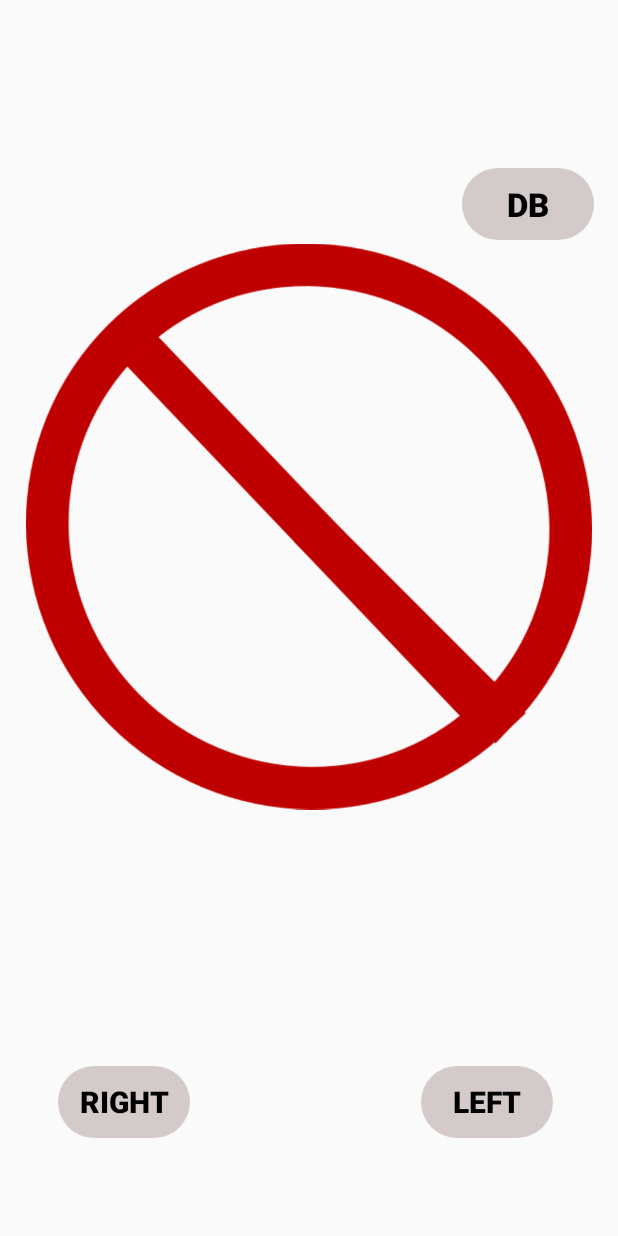
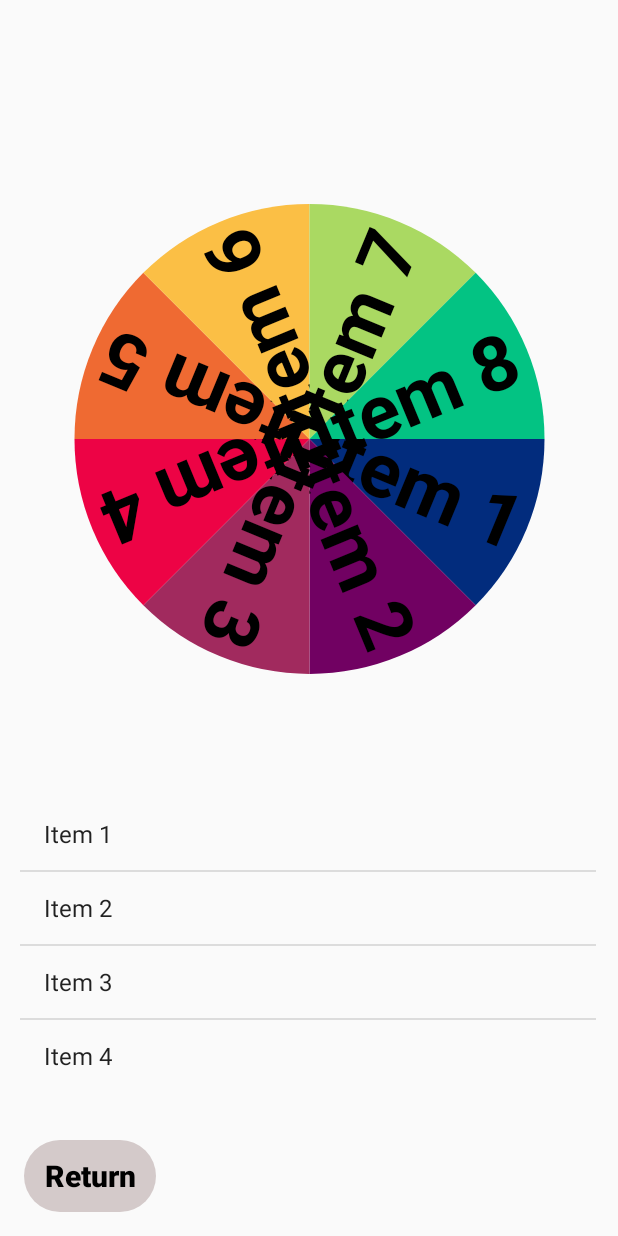
Before and after one commit to DevYouriD/WheelOfDespair, an Android app built with Jetpack Compose: the screen it shows after launch (MainActivity before the commit, WheelActivity after it), on a phone screen of 412 x 824 dp. Run offline under Robolectric (Android 15) with nearby library versions, the phone set to English and light mode, and no system bars.

Commit message:
Added text in wheel - changed animation - made color dynamic

```diff
--- a/app/src/main/java/com/example/wheelofdespair/views/MainActivity.kt
+++ b/app/src/main/java/com/example/wheelofdespair/views/MainActivity.kt
@@ -7,55 +7,28 @@ import com.example.wheelofdespair.R
 import android.widget.ImageView
 import android.widget.Button
 import android.os.Bundle
-import com.example.wheelofdespair.sqlite.SqliteActivity
 
 class MainActivity : AppCompatActivity() {
-    private lateinit var clockWiseButton: Button
-    private lateinit var counterClockWiseButton: Button
     private lateinit var openDbPageButton: Button
+    private lateinit var openTestPageButton: Button
     private lateinit var image: ImageView
 
     override fun onCreate(savedInstanceState: Bundle?) {
         super.onCreate(savedInstanceState)
         setContentView(R.layout.activity_main)
 
-        clockWiseButton = findViewById(R.id.clk_rotate_button)
-        counterClockWiseButton = findViewById(R.id.anticlk_rotate_button)
         openDbPageButton = findViewById(R.id.openDbPageButton)
+        openTestPageButton = findViewById(R.id.openTestPageButton)
         image = findViewById(R.id.imageView)
-
-        // Rotate clockwise
-        clockWiseButton.setOnClickListener()
-        {
-            val rotateClockWise = AnimationUtils.loadAnimation(
-                this,
-                R.anim.rotate_clockwise
-            )
-            image.startAnimation(rotateClockWise)
-        }
-
-        // Rotate counter clockwise
-        counterClockWiseButton.setOnClickListener()
-        {
-            val rotateCounterClockWise = AnimationUtils.loadAnimation(
-                this,
-                R.anim.rotate_counterclockwise
-            )
-            image.startAnimation(rotateCounterClockWise)
-        }
-
-        image.setOnClickListener()
-        {
-            val rotateClockWise = AnimationUtils.loadAnimation(
-                this,
-                R.anim.rotate_clockwise
-            )
-            image.startAnimation(rotateClockWise)
-        }
 
         openDbPageButton.setOnClickListener {
             val intent = Intent(this, SqliteActivity::class.java)
             startActivity(intent)
         }
+
+        openTestPageButton.setOnClickListener {
+            val intent = Intent(this, WheelActivity::class.java)
+            startActivity(intent)
+        }
     }
 }
--- a/app/src/main/java/com/example/wheelofdespair/sqlite/SqliteActivity.kt
+++ b/app/src/main/java/com/example/wheelofdespair/views/SqliteActivity.kt
@@ -1,4 +1,4 @@
-package com.example.wheelofdespair.sqlite
+package com.example.wheelofdespair.views
 
 import android.content.Intent
 import android.os.Bundle
@@ -9,7 +9,8 @@ import android.widget.ListView
 import android.widget.Toast
 import androidx.appcompat.app.AppCompatActivity
 import com.example.wheelofdespair.R
-import com.example.wheelofdespair.views.MainActivity
+import com.example.wheelofdespair.sqlite.DataBaseHelper
+import com.example.wheelofdespair.sqlite.UserModel
 
 class SqliteActivity : AppCompatActivity() {
 
@@ -41,8 +42,7 @@ class SqliteActivity : AppCompatActivity() {
         btn_add.setOnClickListener {
             try {
                 userModel = UserModel(-1, et_name.text.toString(), et_password.text.toString().toString())
-                val success: Boolean = dataBaseHelper.addUser(userModel)
-                // Toast.makeText(this@SqliteActivity, "Success = $success", Toast.LENGTH_SHORT).show()
+                dataBaseHelper.addUser(userModel)
             } catch (e: Exception) {
                 Toast.makeText(this@SqliteActivity, "Invalid format, please fill in all fields", Toast.LENGTH_SHORT).show()
             }
@@ -65,7 +65,6 @@ class SqliteActivity : AppCompatActivity() {
             val selectedUser = parent.getItemAtPosition(position) as UserModel
             dataBaseHelper.deleteUser(selectedUser)
             updateListView(dataBaseHelper)
-            // Toast.makeText(this@SqliteActivity, "Deleted $selectedUser", Toast.LENGTH_SHORT).show()
         }
     }
     private fun updateListView(dataBaseHelper: DataBaseHelper) {
--- /dev/null
+++ b/app/src/main/java/com/example/wheelofdespair/views/WheelActivity.kt
@@ -0,0 +1,85 @@
+package com.example.wheelofdespair.views
+
+import android.content.Intent
+import android.os.Bundle
+import android.view.View
+import android.view.animation.Animation
+import android.view.animation.RotateAnimation
+import android.widget.ArrayAdapter
+import android.widget.Button
+import android.widget.ListView
+import androidx.appcompat.app.AppCompatActivity
+import com.example.wheelofdespair.R
+import com.example.wheelofdespair.wheel.WheelHelper
+
+class WheelActivity : AppCompatActivity() {
+
+    private lateinit var returnToHomePageButton: Button
+    private lateinit var itemList: ListView
+    private lateinit var wheelHelper: WheelHelper
+
+    override fun onCreate(savedInstanceState: Bundle?) {
+        super.onCreate(savedInstanceState)
+        setContentView(R.layout.activity_test)
+
+        returnToHomePageButton = findViewById(R.id.returnToHomePageButton)
+        itemList = findViewById(R.id.lv_userList)
+        wheelHelper = findViewById(R.id.pieChartView)
+
+        // TODO: Replace prefilled list with user input list
+        val data = arrayOf(
+            "Item 1", "Item 2", "Item 3", "Item 4",
+            "Item 5", "Item 6", "Item 7", "Item 8",
+//            "Item 9", "Item 10", "Item 11", "Item 12"
+        )
+        val adapter = ArrayAdapter(this, android.R.layout.simple_list_item_1, data)
+        itemList.adapter = adapter
+
+        val colors = intArrayOf(
+            getColor(R.color.wheelColor1),
+            getColor(R.color.wheelColor2),
+            getColor(R.color.wheelColor3),
+            getColor(R.color.wheelColor4),
+            getColor(R.color.wheelColor5),
+            getColor(R.color.wheelColor6),
+            getColor(R.color.wheelColor7),
+            getColor(R.color.wheelColor8),
+            getColor(R.color.wheelColor9),
+            getColor(R.color.wheelColor10),
+            getColor(R.color.wheelColor11),
+            getColor(R.color.wheelColor12)
+        )
+
+        wheelHelper.setItemsAndColors(data.size, colors.reversedArray(), data)
+
+        var fromDegrees = 0f
+        var randomToDegrees = (1080..1800).random().toFloat()
+        wheelHelper.setOnClickListener()
+        {
+            println("FROM DEGREES: " + fromDegrees + " TO DEGREES: " + randomToDegrees + "\nDIFFERENCE EQUALS: " + (randomToDegrees - fromDegrees))
+            playRotateAnimation(wheelHelper, fromDegrees, randomToDegrees)
+            fromDegrees = randomToDegrees
+            randomToDegrees += (1080..1800).random().toFloat()
+        }
+
+        returnToHomePageButton.setOnClickListener {
+            val intent = Intent(this, MainActivity::class.java)
+            startActivity(intent)
+        }
+    }
+
+    private fun playRotateAnimation(view: View, fromDegrees: Float, randomToDegrees: Float) {
+        val animation = RotateAnimation(
+            fromDegrees,
+            randomToDegrees,
+            Animation.RELATIVE_TO_SELF,
+            0.5f,
+            Animation.RELATIVE_TO_SELF,
+            0.5f
+        )
+
+        animation.duration = 2500
+        animation.fillAfter = true
+        view.startAnimation(animation)
+    }
+}
--- /dev/null
+++ b/app/src/main/java/com/example/wheelofdespair/wheel/WheelHelper.kt
@@ -0,0 +1,112 @@
+package com.example.wheelofdespair.wheel
+
+import android.content.Context
+import android.graphics.Canvas
+import android.graphics.Color
+import android.graphics.Paint
+import android.graphics.Rect
+import android.graphics.Typeface
+import android.util.AttributeSet
+import android.view.View
+import kotlin.math.cos
+import kotlin.math.sin
+
+class WheelHelper @JvmOverloads constructor(
+    context: Context,
+    attrs: AttributeSet? = null,
+    defStyleAttr: Int = 0
+) : View(context, attrs, defStyleAttr) {
+
+    private val paint: Paint = Paint()
+    private var numberOfItems: Int = 0
+    private var colors: IntArray = intArrayOf()
+    private var data: Array<String> = emptyArray()
+    private var textBounds = Rect()
+
+    fun setItemsAndColors(items: Int, colors: IntArray, data: Array<String>) {
+        numberOfItems = items
+        this.colors = colors
+        this.data = data
+        invalidate()
+    }
+
+    private val textPaint: Paint = Paint().apply {
+        color = Color.BLACK
+        textAlign = Paint.Align.CENTER
+        typeface = Typeface.create(Typeface.DEFAULT, Typeface.BOLD)
+        isAntiAlias = true
+    }
+
+    override fun onDraw(canvas: Canvas) {
+        super.onDraw(canvas)
+
+        val centerX = width / 2f
+        val centerY = height / 2f
+        val radius = (width.coerceAtMost(height) / 2f) - 20
+
+        if (numberOfItems > 0) {
+            val angle = 360f / numberOfItems
+            var counter = 0
+            for (i in 0 until numberOfItems) {
+                // Draw circle
+                if (counter < numberOfItems) {
+                    paint.color = colors[i]
+                    counter++
+                }else {
+                    counter = 0
+                    paint.color = colors[i]
+                }
+
+                canvas.drawArc(
+                    centerX - radius,
+                    centerY - radius,
+                    centerX + radius,
+                    centerY + radius,
+                    i * angle,
+                    angle,
+                    true,
+                    paint
+                )
+
+                // Draw the text
+                val distanceToCenter = 0.93
+                val textRotation = i * angle + angle / 2.0
+
+                // Text size based on number of items
+                val textSize = calculateTextSize(numberOfItems)
+
+                textPaint.textSize = textSize
+
+                val text = data[i]
+                textPaint.getTextBounds(text, 0, text.length, textBounds)
+
+                val textX = centerX + (radius * distanceToCenter) * cos(Math.toRadians(textRotation)) - textBounds.width() / 2
+                val textY = centerY + (radius * distanceToCenter) * sin(Math.toRadians(textRotation)) + textBounds.height() / 2
+
+                canvas.save()
+                canvas.rotate(textRotation.toFloat(),
+                    (textX + textBounds.width() / 2).toFloat(), (textY - textBounds.height() / 2).toFloat()
+                )
+                canvas.drawText(text, textX.toFloat(), textY.toFloat(), textPaint)
+                canvas.restore()
+            }
+        }
+    }
+
+    private fun calculateTextSize(numberOfItems: Int): Float {
+        val baseTextSize = 80f
+        val multiplier = 0.5f
+
+        var textSize = baseTextSize - numberOfItems * multiplier
+
+        // Min
+        val minTextSize = 50f
+        textSize = maxOf(textSize, minTextSize)
+
+        // Max
+        val maxTextSize = 100f
+        textSize = minOf(textSize, maxTextSize)
+
+        return textSize
+    }
+}
--- a/app/src/main/res/layout/activity_main.xml
+++ b/app/src/main/res/layout/activity_main.xml
@@ -18,40 +18,6 @@
         app:srcCompat="@drawable/logo" />
 
     <Button
-        android:id="@+id/clk_rotate_button"
-        android:layout_width="wrap_content"
-        android:layout_height="wrap_content"
-        android:background="@drawable/rounded_corner"
-        android:backgroundTint="#D4CACA"
-        android:text="Right"
-        android:textColor="@color/black"
-        android:textSize="20sp"
-        android:textStyle="bold"
-        app:layout_constraintBottom_toBottomOf="parent"
-        app:layout_constraintEnd_toEndOf="parent"
-        app:layout_constraintHorizontal_bias="0.12"
-        app:layout_constraintStart_toStartOf="parent"
-        app:layout_constraintTop_toBottomOf="@+id/imageView"
-        app:layout_constraintVertical_bias="0.7" />
-
-    <Button
-        android:id="@+id/anticlk_rotate_button"
-        android:layout_width="wrap_content"
-        android:layout_height="wrap_content"
-        android:background="@drawable/rounded_corner"
-        android:backgroundTint="#D4CACA"
-        android:text="Left"
-        android:textColor="@color/black"
-        android:textSize="20sp"
-        android:textStyle="bold"
-        app:layout_constraintBottom_toBottomOf="parent"
-        app:layout_constraintEnd_toEndOf="parent"
-        app:layout_constraintHorizontal_bias="0.78"
-        app:layout_constraintStart_toEndOf="@+id/clk_rotate_button"
-        app:layout_constraintTop_toBottomOf="@+id/imageView"
-        app:layout_constraintVertical_bias="0.7" />
-
-    <Button
         android:id="@+id/openDbPageButton"
         android:layout_width="wrap_content"
         android:layout_height="wrap_content"
@@ -68,4 +34,21 @@
         app:layout_constraintHorizontal_bias="0.95"
         app:layout_constraintStart_toStartOf="parent" />
 
+    <Button
+        android:id="@+id/openTestPageButton"
+        android:layout_width="wrap_content"
+        android:layout_height="wrap_content"
+        android:layout_marginBottom="664dp"
+        android:background="@drawable/rounded_corner"
+        android:backgroundTint="#D4CACA"
+        android:text="@string/test"
+        android:textAllCaps="false"
+        android:textColor="@color/black"
+        android:textSize="22sp"
+        android:textStyle="bold"
+        app:layout_constraintBottom_toBottomOf="parent"
+        app:layout_constraintEnd_toEndOf="parent"
+        app:layout_constraintHorizontal_bias="0.052"
+        app:layout_constraintStart_toStartOf="parent" />
+
 </androidx.constraintlayout.widget.ConstraintLayout>
--- a/app/src/main/res/layout/activity_sqlite.xml
+++ b/app/src/main/res/layout/activity_sqlite.xml
@@ -5,7 +5,7 @@
     android:id="@+id/ConstraintLayout"
     android:layout_width="match_parent"
     android:layout_height="match_parent"
-    tools:context=".sqlite.SqliteActivity">
+    tools:context=".views.SqliteActivity">
 
     <EditText
         android:id="@+id/et_name"
--- /dev/null
+++ b/app/src/main/res/layout/activity_test.xml
@@ -0,0 +1,46 @@
+<?xml version="1.0" encoding="utf-8"?>
+<androidx.constraintlayout.widget.ConstraintLayout xmlns:android="http://schemas.android.com/apk/res/android"
+    xmlns:app="http://schemas.android.com/apk/res-auto"
+    xmlns:tools="http://schemas.android.com/tools"
+    android:orientation="vertical"
+    android:layout_width="match_parent"
+    android:layout_height="match_parent">
+
+    <ListView
+        android:id="@+id/lv_userList"
+        android:layout_width="384dp"
+        android:layout_height="180dp"
+        android:layout_marginBottom="112dp"
+        app:layout_constraintBottom_toBottomOf="parent"
+        app:layout_constraintEnd_toEndOf="parent"
+        app:layout_constraintHorizontal_bias="0.481"
+        app:layout_constraintStart_toStartOf="parent" />
+
+    <Button
+        android:id="@+id/returnToHomePageButton"
+        android:layout_width="wrap_content"
+        android:layout_height="wrap_content"
+        android:layout_marginBottom="16dp"
+        android:background="@drawable/rounded_corner"
+        android:backgroundTint="#D4CACA"
+        android:text="Return"
+        android:textColor="@color/black"
+        android:textAllCaps="false"
+        android:textSize="20sp"
+        android:textStyle="bold"
+        app:layout_constraintBottom_toBottomOf="parent"
+        app:layout_constraintEnd_toEndOf="parent"
+        app:layout_constraintHorizontal_bias="0.049"
+        app:layout_constraintStart_toStartOf="parent" />
+
+    <com.example.wheelofdespair.wheel.WheelHelper
+        android:id="@+id/pieChartView"
+        android:layout_width="375dp"
+        android:layout_height="340dp"
+        app:layout_constraintBottom_toTopOf="@+id/lv_userList"
+        app:layout_constraintEnd_toEndOf="parent"
+        app:layout_constraintStart_toStartOf="parent"
+        app:layout_constraintTop_toTopOf="parent"
+        app:layout_constraintVertical_bias="0.64" />
+
+</androidx.constraintlayout.widget.ConstraintLayout>
--- a/app/src/main/res/values/colors.xml
+++ b/app/src/main/res/values/colors.xml
@@ -1,9 +1,25 @@
 <?xml version="1.0" encoding="utf-8"?>
 <resources>
+    <!-- BASE COLORS -->
     <color name="colorPrimary">#072E33</color>
     <color name="colorPrimaryDark">#05161A</color>
     <color name="colorAccent">#6DA5C0</color>
 
+    <!-- WHEEL COLORS -->
+    <color name="wheelColor1">#1a1334 </color>
+    <color name="wheelColor2">#26294a</color>
+    <color name="wheelColor3">#01545a</color>
+    <color name="wheelColor4">#017351</color>
+    <color name="wheelColor5">#03c383</color>
+    <color name="wheelColor6">#aad962</color>
+    <color name="wheelColor7">#fbbf45</color>
+    <color name="wheelColor8">#ef6a32</color>
+    <color name="wheelColor9">#ed0345</color>
+    <color name="wheelColor10">#a12a5e</color>
+    <color name="wheelColor11">#710162</color>
+    <color name="wheelColor12">#022c7d</color>
+
+    <!-- DEFAULT COLORS -->
     <color name="purple_200">#FFBB86FC</color>
     <color name="purple_500">#FF6200EE</color>
     <color name="purple_700">#FF3700B3</color>
--- a/app/src/main/res/values/strings.xml
+++ b/app/src/main/res/values/strings.xml
@@ -3,4 +3,5 @@
     <string name="UserName">Username</string>
     <string name="UserPassword">Password</string>
     <string name="title_activity_test">TestActivity</string>
+    <string name="test">Test</string>
 </resources>
```
Also changed, not shown: app/src/main/AndroidManifest.xml (+17 -6 lines), app/src/main/res/anim/rotate_clockwise.xml (deleted, +0 -11 lines), app/src/main/res/anim/rotate_counterclockwise.xml (deleted, +0 -11 lines), 1 other file.
